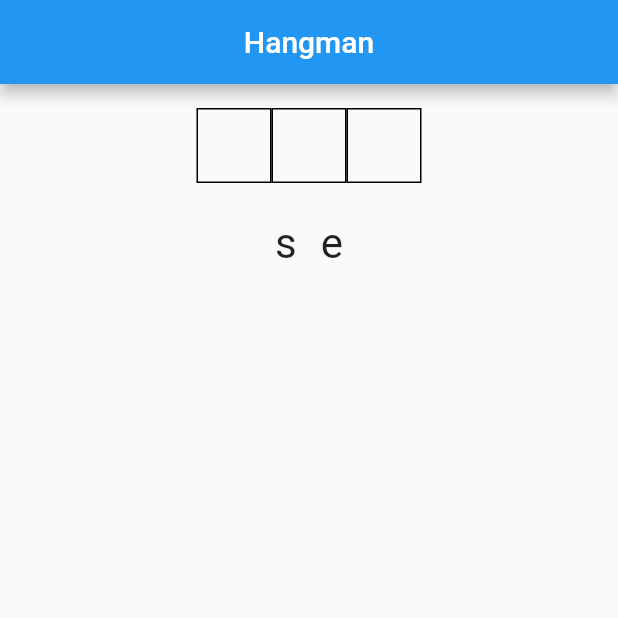
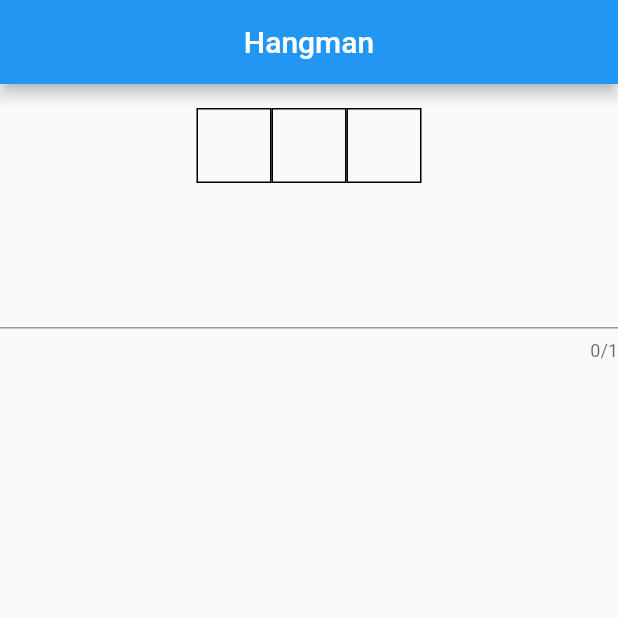
Before and after one commit to ThreeDotsEllipsis/hangman, a Flutter app: the screen it shows after launch, on a phone screen of 412 x 824 dp, the top half of it. Run offline on Flutter 3.47's test engine with Material 2 defaults, Android fonts, the phone set to English and light mode, and no system bars.

```diff
--- a/lib/main.dart
+++ b/lib/main.dart
@@ -1,4 +1,5 @@
 import 'package:flutter/material.dart';
+import 'package:flutter/services.dart';
 
 void main() {
   runApp(MaterialApp(
@@ -14,12 +15,21 @@ class Hangman extends StatefulWidget {
 
 class _HangmanState extends State<Hangman> {
 
-  List<String> words = ["dancer", "mouse", "button", "jazz", "cat"];
-  List<String> missedChars = ['s', 'e'];
+  final List<String> words = ["dancer", "mouse", "button", "jazz", "cat"];
+
+  String? secretWord;
+  List<String> missedChars = [];
 
   String pickRandomWord() {
     words.shuffle();
-    return words[0];
+    secretWord = words[0];
+    return secretWord!;
+  }
+
+  void submitChar(char) {
+    setState(() {
+      missedChars.add(char);
+    });
   }
 
   @override
@@ -54,6 +64,15 @@ class _HangmanState extends State<Hangman> {
               ),
             )).toList(),
           ),
+          SizedBox(height: 24),
+          TextField(
+            onSubmitted: submitChar,
+            textAlign: TextAlign.center,
+            maxLength: 1,
+            style: TextStyle(
+              fontSize: 28,
+            ),
+          ),
         ],
       ),
     );
```
